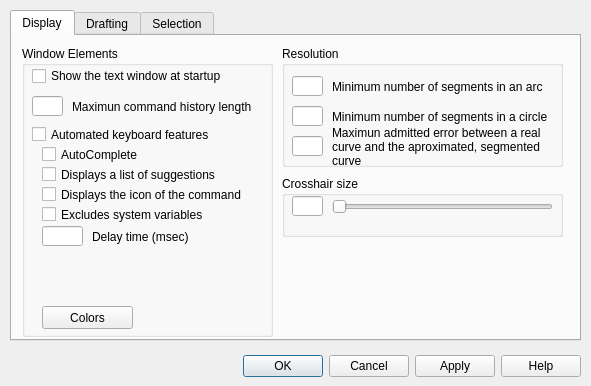
This is qad_options.ui in geosim/QAD as Qt 5 draws it before an edit. The edited form follows.
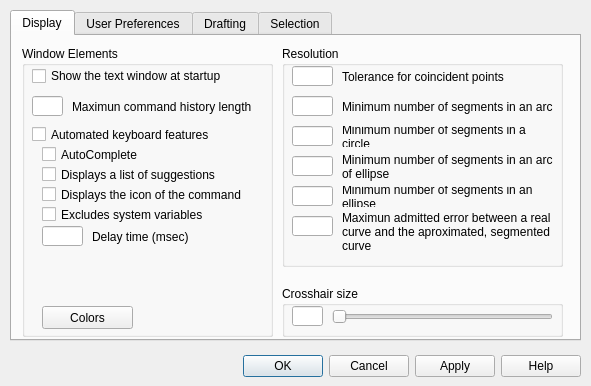
This is the edited form. The open tabs and pages were chosen to show the change.

Patch:
```diff
--- a/qad_options.ui
+++ b/qad_options.ui
@@ -243,7 +243,7 @@
        <rect>
         <x>20</x>
         <y>160</y>
-        <width>211</width>
+        <width>221</width>
         <height>17</height>
        </rect>
       </property>
@@ -261,7 +261,7 @@
        <x>270</x>
        <y>10</y>
        <width>281</width>
-       <height>121</height>
+       <height>221</height>
       </rect>
      </property>
      <property name="title">
@@ -271,8 +271,8 @@
       <property name="geometry">
        <rect>
         <x>10</x>
-        <y>30</y>
-        <width>31</width>
+        <y>50</y>
+        <width>41</width>
         <height>20</height>
        </rect>
       </property>
@@ -283,9 +283,9 @@
      <widget class="QLabel" name="label">
       <property name="geometry">
        <rect>
-        <x>50</x>
-        <y>30</y>
-        <width>221</width>
+        <x>60</x>
+        <y>50</y>
+        <width>211</width>
         <height>21</height>
        </rect>
       </property>
@@ -299,9 +299,9 @@
      <widget class="QLabel" name="label_2">
       <property name="geometry">
        <rect>
-        <x>50</x>
-        <y>60</y>
-        <width>221</width>
+        <x>60</x>
+        <y>80</y>
+        <width>211</width>
         <height>21</height>
        </rect>
       </property>
@@ -319,8 +319,8 @@
       <property name="geometry">
        <rect>
         <x>10</x>
-        <y>60</y>
-        <width>31</width>
+        <y>80</y>
+        <width>41</width>
         <height>20</height>
        </rect>
       </property>
@@ -332,8 +332,8 @@
       <property name="geometry">
        <rect>
         <x>10</x>
-        <y>90</y>
-        <width>31</width>
+        <y>170</y>
+        <width>41</width>
         <height>20</height>
        </rect>
       </property>
@@ -344,10 +344,10 @@
      <widget class="QLabel" name="label_3">
       <property name="geometry">
        <rect>
-        <x>50</x>
-        <y>80</y>
-        <width>221</width>
-        <height>41</height>
+        <x>60</x>
+        <y>160</y>
+        <width>211</width>
+        <height>51</height>
        </rect>
       </property>
       <property name="text">
@@ -357,14 +357,104 @@
        <bool>true</bool>
       </property>
      </widget>
+     <widget class="QLineEdit" name="lineEdit_ELLIPSEMINSEGMENTQTY">
+      <property name="geometry">
+       <rect>
+        <x>10</x>
+        <y>140</y>
+        <width>41</width>
+        <height>20</height>
+       </rect>
+      </property>
+      <property name="toolTip">
+       <string>Minimum number of segments to approximate an ellipse (system variable ELLIPSEMINSEGMENTQTY).</string>
+      </property>
+     </widget>
+     <widget class="QLabel" name="label_5">
+      <property name="geometry">
+       <rect>
+        <x>60</x>
+        <y>140</y>
+        <width>211</width>
+        <height>21</height>
+       </rect>
+      </property>
+      <property name="toolTip">
+       <string>Minimum number of segments to approximate an ellipse (system variable ELLIPSEMINSEGMENTQTY).</string>
+      </property>
+      <property name="text">
+       <string>Minimum number of segments in an ellipse</string>
+      </property>
+      <property name="wordWrap">
+       <bool>true</bool>
+      </property>
+     </widget>
+     <widget class="QLineEdit" name="lineEdit_TOLERANCE2COINCIDENT">
+      <property name="geometry">
+       <rect>
+        <x>10</x>
+        <y>20</y>
+        <width>41</width>
+        <height>20</height>
+       </rect>
+      </property>
+      <property name="toolTip">
+       <string>Proximity (tolerance) within 2 point are to be considered coincident (system variable TOLERANCE2COINCIDENT).</string>
+      </property>
+     </widget>
+     <widget class="QLabel" name="label_6">
+      <property name="geometry">
+       <rect>
+        <x>60</x>
+        <y>20</y>
+        <width>211</width>
+        <height>21</height>
+       </rect>
+      </property>
+      <property name="text">
+       <string>Tolerance for coincident points</string>
+      </property>
+      <property name="wordWrap">
+       <bool>true</bool>
+      </property>
+     </widget>
+     <widget class="QLineEdit" name="lineEdit_ELLIPSEARCMINSEGMENTQTY">
+      <property name="geometry">
+       <rect>
+        <x>10</x>
+        <y>110</y>
+        <width>41</width>
+        <height>20</height>
+       </rect>
+      </property>
+      <property name="toolTip">
+       <string>Minimum number of segments to approximate an arc (system variable ARCMINSEGMENTQTY).</string>
+      </property>
+     </widget>
+     <widget class="QLabel" name="label_7">
+      <property name="geometry">
+       <rect>
+        <x>60</x>
+        <y>100</y>
+        <width>211</width>
+        <height>41</height>
+       </rect>
+      </property>
+      <property name="text">
+       <string>Minimum number of segments in an arc of ellipse</string>
+      </property>
+      <property name="wordWrap">
+       <bool>true</bool>
+      </property>
+     </widget>
     </widget>
     <widget class="QGroupBox" name="groupBox_3">
      <property name="geometry">
       <rect>
        <x>270</x>
-       <y>140</y>
+       <y>250</y>
        <width>281</width>
-       <height>61</height>
+       <height>51</height>
       </rect>
      </property>
      <property name="title">
@@ -401,6 +491,56 @@
      </widget>
     </widget>
    </widget>
+   <widget class="QWidget" name="UserPreferencesTab">
+    <attribute name="title">
+     <string>User Preferences</string>
+    </attribute>
+    <widget class="QGroupBox" name="groupBox_12">
+     <property name="geometry">
+      <rect>
+       <x>10</x>
+       <y>10</y>
+       <width>281</width>
+       <height>91</height>
+      </rect>
+     </property>
+     <property name="title">
+      <string>Windows Standard Behavior</string>
+     </property>
+     <widget class="QCheckBox" name="checkBox_shortcutmenu">
+      <property name="geometry">
+       <rect>
+        <x>10</x>
+        <y>40</y>
+        <width>261</width>
+        <height>17</height>
+       </rect>
+      </property>
+      <property name="toolTip">
+       <string>Controls whether Default, Edit, and Command mode shortcut menus are available in the drawing area. ( SHORTCUTMENU system variable)</string>
+      </property>
+      <property name="text">
+       <string>Shortcut menus in drawing area</string>
+      </property>
+     </widget>
+     <widget class="QPushButton" name="button_rightclick">
+      <property name="geometry">
+       <rect>
+        <x>10</x>
+        <y>60</y>
+        <width>261</width>
+        <height>23</height>
+       </rect>
+      </property>
+      <property name="toolTip">
+       <string>Displays the Right-Click Customization dialog box. This dialog box provides further definition for the Shortcut Menus in Drawing Area option. ( SHORTCUTMENU system variable)</string>
+      </property>
+      <property name="text">
+       <string>Right-click customization...</string>
+      </property>
+     </widget>
+    </widget>
+   </widget>
    <widget class="QWidget" name="DraftingTab">
     <attribute name="title">
      <string>Drafting</string>
```
Left out of the diff: 89 changed lines with no effect on the pictures.
